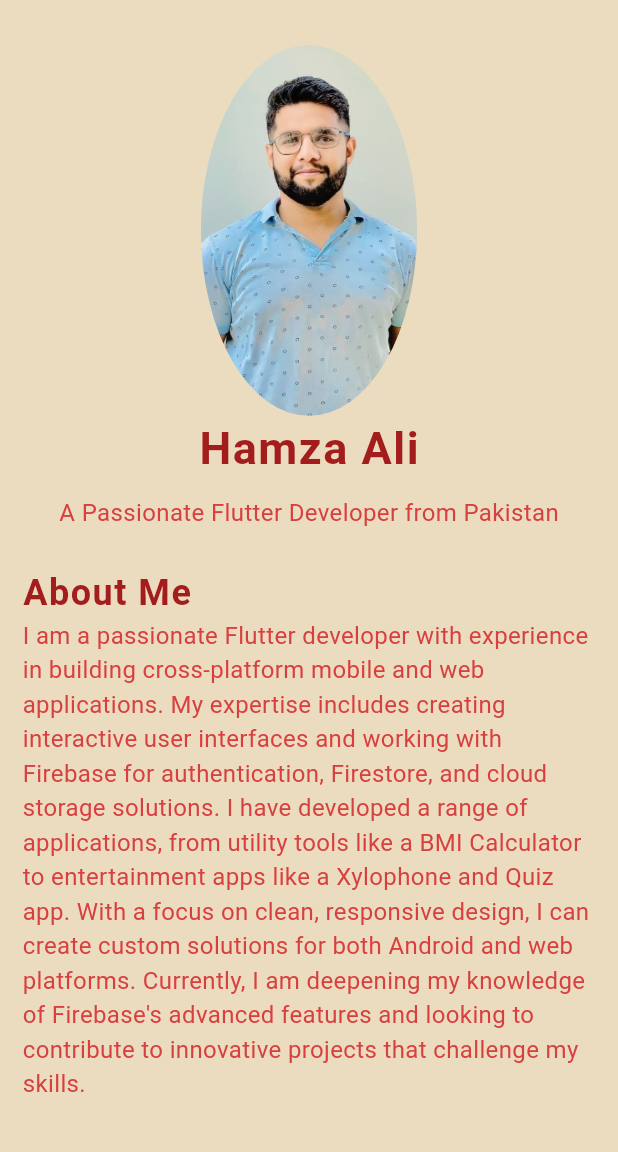
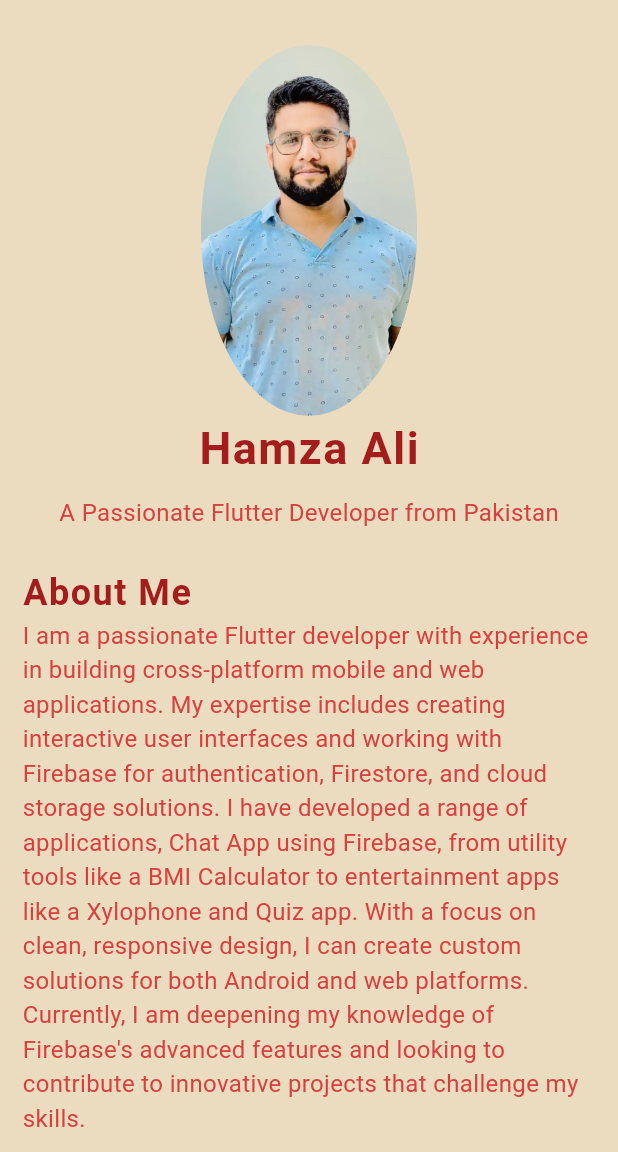
Before and after one commit to HamzaAli689/portfolio, a Flutter app: the screen it shows after launch, on a phone screen of 412 x 824 dp, the part 84-1236 px from its top. Run offline on Flutter 3.47's test engine with Material 3 defaults, Android fonts, the phone set to English and light mode, and no system bars.

Commit message:
update the main.dart file

```diff
--- a/flutter_portfolio/lib/main.dart
+++ b/flutter_portfolio/lib/main.dart
@@ -82,7 +82,7 @@ class MyApplicationsScreen extends StatelessWidget {
                     letterSpacing: 1,
                   ),),
                   Text(
-                    "I am a passionate Flutter developer with experience in building cross-platform mobile and web applications. My expertise includes creating interactive user interfaces and working with Firebase for authentication, Firestore, and cloud storage solutions. I have developed a range of applications, from utility tools like a BMI Calculator to entertainment apps like a Xylophone and Quiz app. With a focus on clean, responsive design, I can create custom solutions for both Android and web platforms. Currently, I am deepening my knowledge of Firebase's advanced features and looking to contribute to innovative projects that challenge my skills.",
+                    "I am a passionate Flutter developer with experience in building cross-platform mobile and web applications. My expertise includes creating interactive user interfaces and working with Firebase for authentication, Firestore, and cloud storage solutions. I have developed a range of applications, Chat App using Firebase, from utility tools like a BMI Calculator to entertainment apps like a Xylophone and Quiz app. With a focus on clean, responsive design, I can create custom solutions for both Android and web platforms. Currently, I am deepening my knowledge of Firebase's advanced features and looking to contribute to innovative projects that challenge my skills.",
                     style: TextStyle(fontSize: 16, color: primary),
                   ),
                 ],
```
